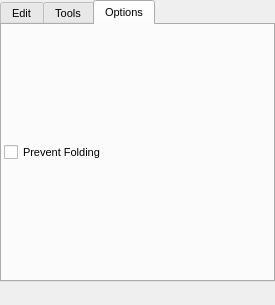
This is src/gui/build.ui in trisyoungs/aten as Qt 5 draws it before an edit. The edited form follows.
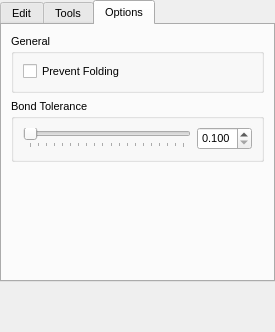
This is the edited form. The open tabs and pages were chosen to show the change. Icons and pictures are not drawn. Custom widgets are drawn as their Qt base class.

Commit message: Added option to Build widget to adjust bond tolerance. Doc update. Added some main menu shortcuts, and tweaked others. Removed old generator-related member functions and variables from ForcefieldAtom, and Forcefield::readGenerator function. Updated Forcefield::save() - now nearly complete.

```diff
--- a/src/gui/build.ui
+++ b/src/gui/build.ui
@@ -6,7 +6,7 @@
     <x>0</x>
     <y>0</y>
     <width>273</width>
-    <height>305</height>
+    <height>332</height>
    </rect>
   </property>
   <property name="sizePolicy">
@@ -18,7 +18,7 @@
   <property name="minimumSize">
    <size>
     <width>273</width>
-    <height>305</height>
+    <height>332</height>
    </size>
   </property>
   <property name="maximumSize">
@@ -4469,22 +4469,82 @@
         <string>Options</string>
        </attribute>
        <layout class="QVBoxLayout" name="verticalLayout_4">
-        <property name="spacing">
-         <number>4</number>
-        </property>
-        <property name="margin">
-         <number>2</number>
-        </property>
         <item>
-         <widget class="QCheckBox" name="PreventFoldCheck">
-          <property name="toolTip">
-           <string>When enabled, editing operations performed with the mouse (e.g. rotations) will not refold atoms into the unit cell afterwards</string>
+         <widget class="QGroupBox" name="GeneralOptionsGroup">
+          <property name="title">
+           <string>General</string>
           </property>
-          <property name="text">
-           <string>Prevent Folding</string>
+          <layout class="QVBoxLayout" name="verticalLayout_8">
+           <item>
+            <widget class="QCheckBox" name="PreventFoldCheck">
+             <property name="toolTip">
+              <string>When enabled, editing operations performed with the mouse (e.g. rotations) will not refold atoms into the unit cell afterwards</string>
+             </property>
+             <property name="text">
+              <string>Prevent Folding</string>
+             </property>
+            </widget>
+           </item>
+          </layout>
+         </widget>
+        </item>
+        <item>
+         <widget class="QGroupBox" name="BondToleranceGroup">
+          <property name="title">
+           <string>Bond Tolerance</string>
           </property>
+          <layout class="QHBoxLayout" name="horizontalLayout_8">
+           <item>
+            <widget class="QSlider" name="BondToleranceSlider">
+             <property name="minimum">
+              <number>100</number>
+             </property>
+             <property name="maximum">
+              <number>2000</number>
+             </property>
+             <property name="singleStep">
+              <number>10</number>
+             </property>
+             <property name="orientation">
+              <enum>Qt::Horizontal</enum>
+             </property>
+             <property name="tickPosition">
+              <enum>QSlider::TicksBelow</enum>
+             </property>
+             <property name="tickInterval">
+              <number>100</number>
+             </property>
+            </widget>
+           </item>
+           <item>
+            <widget class="QDoubleSpinBox" name="BondToleranceSpin">
+             <property name="decimals">
+              <number>3</number>
+             </property>
+             <property name="minimum">
+              <double>0.100000000000000</double>
+             </property>
+             <property name="maximum">
+              <double>2.000000000000000</double>
+             </property>
+            </widget>
+           </item>
+          </layout>
          </widget>
         </item>
+        <item>
+         <spacer name="verticalSpacer_3">
+          <property name="orientation">
+           <enum>Qt::Vertical</enum>
+          </property>
+          <property name="sizeHint" stdset="0">
+           <size>
+            <width>20</width>
+            <height>40</height>
+           </size>
+          </property>
+         </spacer>
+        </item>
        </layout>
       </widget>
      </widget>
```
Left out of the diff: 1 changed line with no effect on the pictures. The commit also changes 15 other files.
